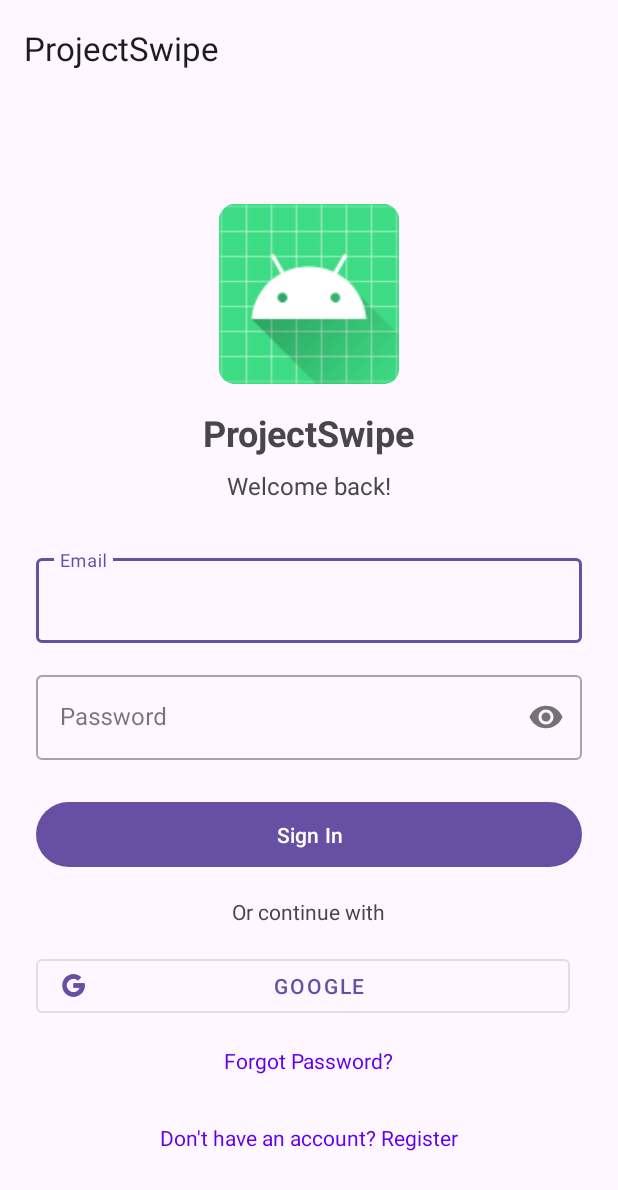
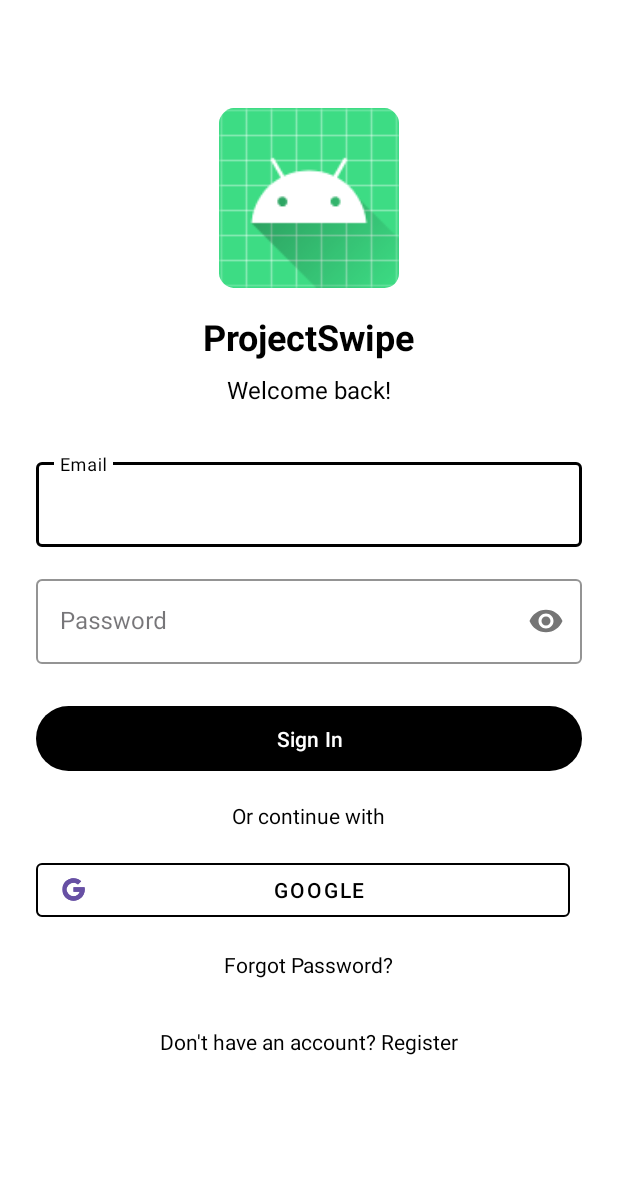
Before and after one commit to Roshan1299/DevSwipe, an Android app: the screen it shows after launch (MainActivity), on a phone screen of 412 x 824 dp. Shown: the top 1190 px of the screen. Run offline under Robolectric (Android 15) with nearby library versions, the phone set to English and light mode, and no system bars; our stand-ins replace Firebase (no records; nobody signed in at launch, a user with empty details on screens opened directly), navigation-ui.

Commit message:
Removed ActionBar on top for each fragment

```diff
--- a/code/app/src/main/AndroidManifest.xml
+++ b/code/app/src/main/AndroidManifest.xml
@@ -7,7 +7,6 @@
         android:dataExtractionRules="@xml/data_extraction_rules"
         android:fullBackupContent="@xml/backup_rules"
         android:icon="@mipmap/ic_launcher"
-        android:label="@string/app_name"
         android:roundIcon="@mipmap/ic_launcher_round"
         android:supportsRtl="true"
         android:theme="@style/Theme.ProjectSwipe"
--- a/code/app/src/main/java/com/first/projectswipe/MainActivity.kt
+++ b/code/app/src/main/java/com/first/projectswipe/MainActivity.kt
@@ -22,14 +22,14 @@ class MainActivity : AppCompatActivity() {
         setContentView(binding.root)
 
         // Set the toolbar as the action bar
-        setSupportActionBar(binding.toolbar)
+//        setSupportActionBar(binding.toolbar)
 
         // Set up NavController
         val navHostFragment = supportFragmentManager.findFragmentById(R.id.nav_host_fragment_content_main) as NavHostFragment
         navController = navHostFragment.navController
 
         // Set up ActionBar with NavController
-        setupActionBarWithNavController(navController)
+//        setupActionBarWithNavController(navController)
     }
 
     // Handle the "Up" button in the ActionBar
--- a/code/app/src/main/res/layout/activity_main.xml
+++ b/code/app/src/main/res/layout/activity_main.xml
@@ -12,11 +12,6 @@
         android:layout_height="wrap_content"
         android:fitsSystemWindows="true">
 
-        <com.google.android.material.appbar.MaterialToolbar
-            android:id="@+id/toolbar"
-            android:layout_width="match_parent"
-            android:layout_height="?attr/actionBarSize" />
-
     </com.google.android.material.appbar.AppBarLayout>
 
     <include layout="@layout/content_main" />
--- a/code/app/src/main/res/layout/fragment_login.xml
+++ b/code/app/src/main/res/layout/fragment_login.xml
@@ -3,14 +3,16 @@
     xmlns:app="http://schemas.android.com/apk/res-auto"
     android:layout_width="match_parent"
     android:layout_height="match_parent"
-    android:fillViewport="true">
+    android:fillViewport="true"
+    android:background="@android:color/white">
 
     <LinearLayout
         android:layout_width="match_parent"
         android:layout_height="wrap_content"
         android:orientation="vertical"
         android:padding="24dp"
-        android:gravity="center_horizontal">
+        android:gravity="center_horizontal"
+        android:background="@android:color/white">
 
         <ImageView
             android:layout_width="120dp"
@@ -25,28 +27,34 @@
             android:text="ProjectSwipe"
             android:textSize="24sp"
             android:textStyle="bold"
-            android:layout_marginTop="16dp"/>
+            android:layout_marginTop="16dp"
+            android:textColor="@android:color/black"/>
 
         <TextView
             android:layout_width="wrap_content"
             android:layout_height="wrap_content"
             android:text="Welcome back!"
             android:textSize="16sp"
-            android:layout_marginTop="8dp"/>
+            android:layout_marginTop="8dp"
+            android:textColor="@android:color/black"/>
 
         <com.google.android.material.textfield.TextInputLayout
             android:id="@+id/emailLayout"
             android:layout_width="match_parent"
             android:layout_height="wrap_content"
             android:layout_marginTop="32dp"
-            style="@style/Widget.MaterialComponents.TextInputLayout.OutlinedBox">
+            style="@style/Widget.MaterialComponents.TextInputLayout.OutlinedBox"
+            app:boxStrokeColor="@android:color/black"
+            app:hintTextColor="@android:color/black"
+            app:boxBackgroundColor="@android:color/white">
 
             <com.google.android.material.textfield.TextInputEditText
                 android:id="@+id/emailInput"
                 android:layout_width="match_parent"
                 android:layout_height="wrap_content"
                 android:hint="Email"
-                android:inputType="textEmailAddress"/>
+                android:inputType="textEmailAddress"
+                android:textColor="@android:color/black"/>
         </com.google.android.material.textfield.TextInputLayout>
 
         <com.google.android.material.textfield.TextInputLayout
@@ -55,14 +63,18 @@
             android:layout_height="wrap_content"
             android:layout_marginTop="16dp"
             app:passwordToggleEnabled="true"
-            style="@style/Widget.MaterialComponents.TextInputLayout.OutlinedBox">
+            style="@style/Widget.MaterialComponents.TextInputLayout.OutlinedBox"
+            app:boxStrokeColor="@android:color/black"
+            app:hintTextColor="@android:color/black"
+            app:boxBackgroundColor="@android:color/white">
 
             <com.google.android.material.textfield.TextInputEditText
                 android:id="@+id/passwordInput"
                 android:layout_width="match_parent"
                 android:layout_height="wrap_content"
                 android:hint="Password"
-                android:inputType="textPassword"/>
+                android:inputType="textPassword"
+                android:textColor="@android:color/black"/>
         </com.google.android.material.textfield.TextInputLayout>
 
         <com.google.android.material.button.MaterialButton
@@ -71,13 +83,16 @@
             android:layout_height="wrap_content"
             android:text="Sign In"
             android:padding="12dp"
-            android:layout_marginTop="24dp"/>
+            android:layout_marginTop="24dp"
+            app:backgroundTint="@android:color/black"
+            android:textColor="@android:color/white"/>
 
         <TextView
             android:layout_width="wrap_content"
             android:layout_height="wrap_content"
             android:text="Or continue with"
-            android:layout_marginTop="16dp"/>
+            android:layout_marginTop="16dp"
+            android:textColor="@android:color/black"/>
 
         <LinearLayout
             android:layout_width="match_parent"
@@ -93,9 +108,10 @@
                 android:text="Google"
                 android:layout_marginEnd="8dp"
                 style="@style/Widget.MaterialComponents.Button.OutlinedButton"
+                app:strokeColor="@android:color/black"
+                android:textColor="@android:color/black"
                 app:icon="@drawable/ic_google">
             </com.google.android.material.button.MaterialButton>
-
 
         </LinearLayout>
 
@@ -108,7 +124,7 @@
             android:indeterminate="true"
             app:indicatorSize="64dp"
             app:trackThickness="6dp"
-            app:indicatorColor="@color/design_default_color_primary"
+            app:indicatorColor="@android:color/black"
             android:visibility="gone"/>
 
         <TextView
@@ -116,7 +132,7 @@
             android:layout_width="wrap_content"
             android:layout_height="wrap_content"
             android:text="Forgot Password?"
-            android:textColor="@color/design_default_color_primary"
+            android:textColor="@android:color/black"
             android:padding="16dp"/>
 
         <TextView
@@ -124,7 +140,7 @@
             android:layout_width="wrap_content"
             android:layout_height="wrap_content"
             android:text="Don't have an account? Register"
-            android:textColor="@color/design_default_color_primary"
+            android:textColor="@android:color/black"
             android:padding="16dp"/>
 
     </LinearLayout>
```
